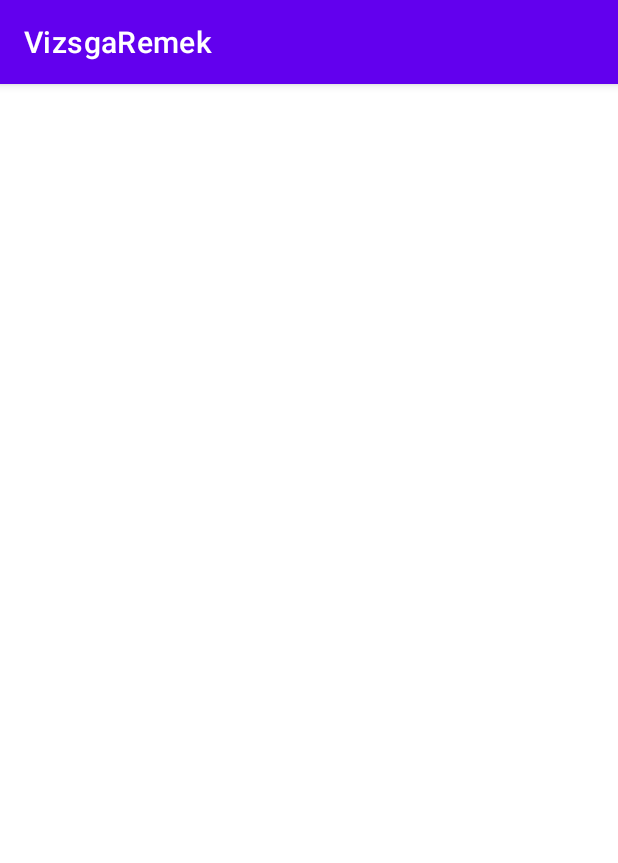
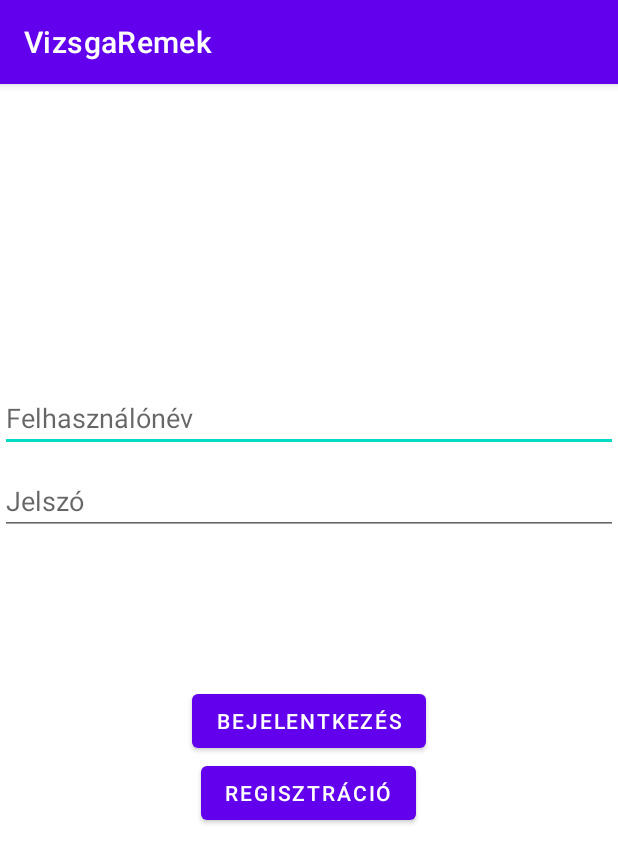
Before and after one commit to vargaszabi/VizsgaRemek_Android, an Android app: the screen it shows after launch (MainActivity), on a phone screen of 412 x 824 dp. Shown: the top 863 px of the screen. Run offline under Robolectric (Android 15) with nearby library versions, the phone set to English and light mode, and no system bars.

Commit message:
bejelentkező oldal kialakítása

```diff
--- a/app/src/main/res/layout/activity_main.xml
+++ b/app/src/main/res/layout/activity_main.xml
@@ -7,5 +7,45 @@
     tools:context=".MainActivity">
 
 
+    <EditText
+        android:layout_width="wrap_content"
+        android:layout_height="wrap_content"
+        android:hint="Felhasználónév"
+        android:layout_marginTop = "200dp"
+        android:focusable = "true"
+        android:textColor="@color/black"
+        android:layout_alignParentLeft = "true"
+        android:layout_alignParentStart = "true"
+        android:layout_alignParentRight = "true"
+        android:layout_alignParentEnd = "true"
+        android:id="@+id/felhszanaloNev"/>
+    <EditText
+        android:layout_width="wrap_content"
+        android:layout_height="wrap_content"
+        android:hint="Jelszó"
+        android:layout_marginTop = "10dp"
+        android:focusable = "true"
+        android:textColor="@color/black"
+        android:layout_alignParentLeft = "true"
+        android:layout_alignParentStart = "true"
+        android:layout_alignParentRight = "true"
+        android:layout_alignParentEnd = "true"
+        android:layout_below="@+id/felhszanaloNev"
+        android:id="@+id/jelszo"/>
+    <Button
+        android:layout_width="wrap_content"
+        android:layout_height="wrap_content"
+        android:layout_below="@+id/jelszo"
+        android:layout_centerHorizontal="true"
+        android:layout_marginTop="100dp"
+        android:id="@+id/login"
+        android:text="Bejelentkezés"/>
+    <Button
+        android:layout_width="wrap_content"
+        android:layout_height="wrap_content"
+        android:layout_below="@+id/login"
+        android:layout_centerHorizontal="true"
+        android:id="@+id/registration"
+        android:text="Regisztráció"/>
 
 </RelativeLayout>
```
